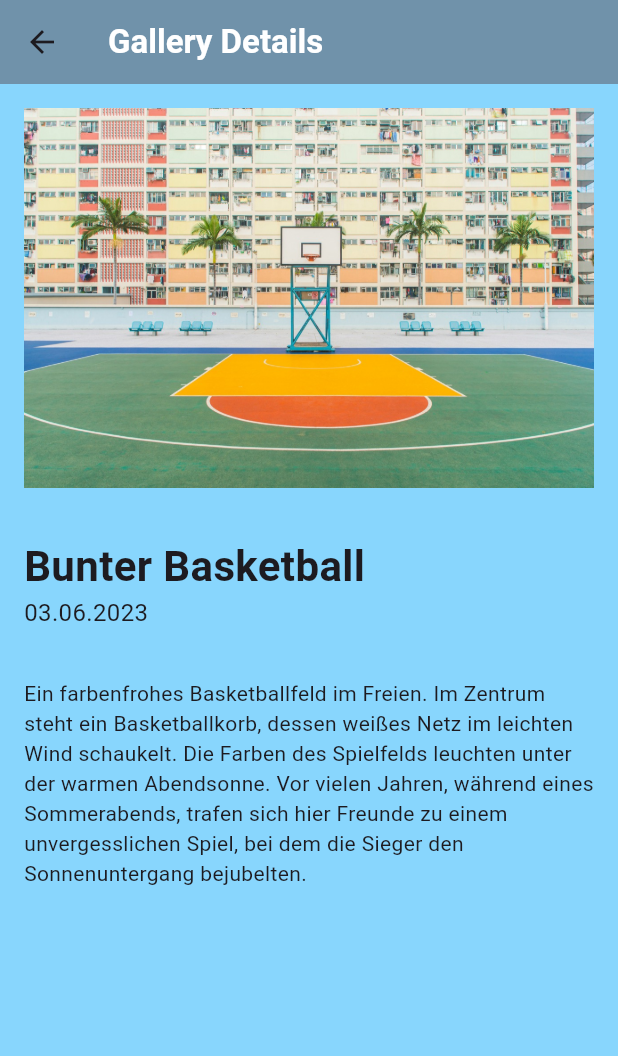
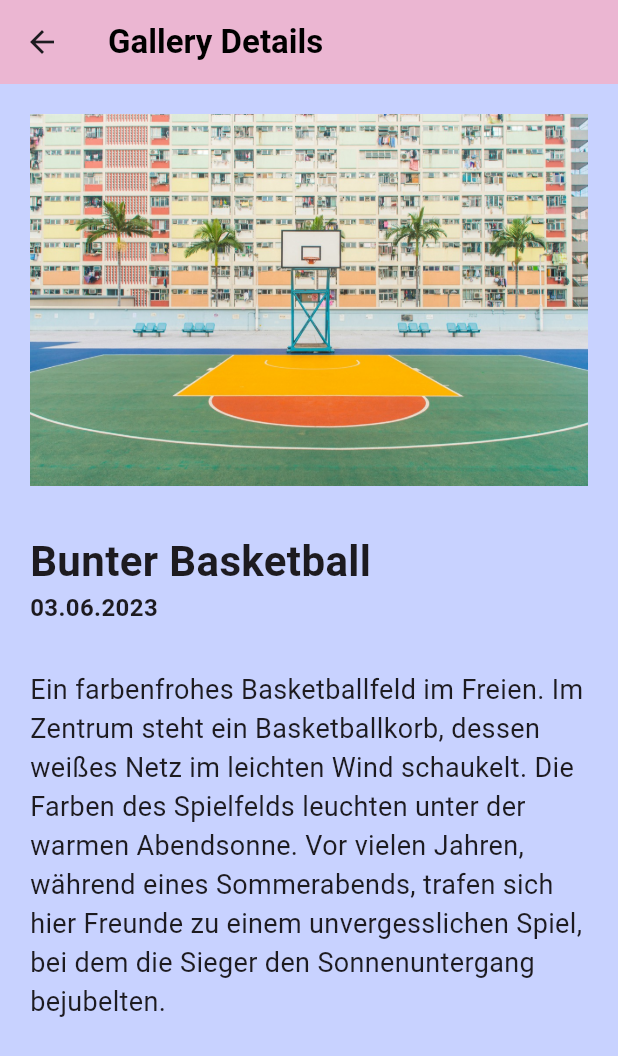
Before and after one commit to JuergenHollmann/project_13_picture_gallery_jh, a Flutter app: the screen it shows after launch, after a tap on "Bunter Basketball", on a phone screen of 412 x 824 dp. Shown: the top 1056 px of the screen. Run offline on Flutter 3.47's test engine with Material 3 defaults, Android fonts, the phone set to English and light mode, and no system bars.

Commit message:
changed different fontSizes

```diff
--- a/lib/features/gallery/screens/detail_page.dart
+++ b/lib/features/gallery/screens/detail_page.dart
@@ -3,48 +3,56 @@ import 'package:project_13_picture_gallery_jh/features/gallery/repository/galler
 
 class DetailPage extends StatelessWidget {
   final GalleryItem item;
-  const DetailPage({super.key, required GalleryItem galleryItem, required this.item});
+  const DetailPage(
+      {super.key, required GalleryItem galleryItem, required this.item});
 
-
-static const primeColor = Color.fromRGBO(200, 210, 255, 1); // hellblau
+  static const primeColor = Color.fromRGBO(200, 210, 255, 1); // hellblau
 
   @override
   Widget build(BuildContext context) {
     return Scaffold(
-      backgroundColor: const Color.fromARGB(255, 136, 214, 253),
+      backgroundColor: primeColor,
       appBar: AppBar(
-        backgroundColor: const Color.fromARGB(255, 112, 146, 170),
+        backgroundColor: const Color.fromARGB(
+            255, 235, 182, 210), //const Color.fromARGB(255, 235, 113, 178),
         title: const Text(
           "Gallery Details",
-          style: TextStyle(color: Colors.white, fontWeight: FontWeight.w600),
+          style: TextStyle(color: Colors.black, fontWeight: FontWeight.w600),
         ),
       ),
       body: Padding(
-        padding: const EdgeInsets.all(16.0),
+        padding: const EdgeInsets.all(20),
         child: SingleChildScrollView(
           child: Column(
             crossAxisAlignment: CrossAxisAlignment.start,
             children: [
               Image.asset(item.imagePath),
               const SizedBox(
-                height: 32,
+                height: 30,
               ),
               Text(
                 item.imageTitle,
-                style:
-                    const TextStyle(fontSize: 28, fontWeight: FontWeight.bold),
+                style: const TextStyle(
+                  fontSize: 28,
+                  fontWeight: FontWeight.bold,
+                ),
               ),
               Text(
                 item.imageDate,
-                style:
-                    const TextStyle(fontSize: 16, fontWeight: FontWeight.w400),
+                style: const TextStyle(
+                  fontSize: 16,
+                  fontWeight: FontWeight.bold,
+                ),
               ),
               const SizedBox(
-                height: 32,
+                height: 30,
               ),
-              Text(item.imageDescription),
+              Text(
+                item.imageDescription,
+                style: const TextStyle(fontSize: 18),
+              ),
               const SizedBox(
-                height: 64,
+                height: 60,
               ),
             ],
           ),
@@ -53,107 +61,3 @@ static const primeColor = Color.fromRGBO(200, 210, 255, 1); // hellblau
     );
   }
 }
-
-
-
-
-
-//   @override
-//   Widget build(BuildContext context) {
-//     return MaterialApp(
-//       debugShowCheckedModeBanner: false,
-//       home: Scaffold(
-//         // den gesamten Hintergrund einfärben:
-//         backgroundColor: primeColor,
-// // ----------------------------------------------------------------------------------------------
-// // AppBar
-// // ----------------------------------------------------------------------------------------------
-//         appBar: AppBar(
-//           title: const Text(
-//             'Details',
-//             style: TextStyle(
-//               color: Colors.white,
-//               fontWeight: FontWeight.bold,
-//             ),
-//           ),
-//           backgroundColor:
-//               const Color.fromARGB(255, 4, 85, 151), // dunkles Blau
-//           shadowColor: Colors.black, // Schattten unter der AppBar
-//           elevation: 10, // Höhe des Schattens unter der AppBar
-//         ),
-// // ----------------------------------------------------------------------------------------------
-//         body: const SafeArea(
-//           child: Center(
-//             child: Column(
-//               children: [
-//                 SizedBox(
-//                   height: 30,
-//                 ),
-//                 CircleAvatar(
-//                   backgroundImage: AssetImage("assets/images/kaya.jpeg"),
-//                   radius: 100,
-//                 ),
-//                 SizedBox(
-//                   height: 20,
-//                 ),
-//                 Text(
-//                   "Kaya Müller",
-//                   style: TextStyle(fontSize: 30),
-//                 ),
-//                 Text(
-//                   "Fotograf",
-//                   style: TextStyle(fontSize: 18, fontWeight: FontWeight.bold),
-//                 ),
-//                 SizedBox(
-//                   height: 20,
-//                 ),
-//                 Expanded(
-//                   child: SingleChildScrollView(
-//                     child: Padding(
-//                       padding: EdgeInsets.symmetric(horizontal: 24),
-//                       child: Text(
-//                         "Mein Name ist Kaya Müller, ein Fotograf im Alter von 32 Jahren, der die Welt durch die Linse entdeckt. Mit einem Hintergrund in der visuellen Kunst und jahrelanger Erfahrung in der Fotografie habe ich einen Blick für die Schönheit im Alltäglichen entwickelt. Meine Spezialität liegt in der Sport- und Naturfotografie, wo ich das Spiel von Licht und Schatten einfange, um emotionale und aussagekräftige Bilder zu schaffen.\n\nIch glaube daran, dass jeder Moment einzigartig ist und seine eigene Geschichte erzählt. In meinen Arbeiten strebe ich danach, diese Geschichten visuell zu interpretieren und sie durch kreative Kompositionen und Nuancen zum Leben zu erwecken. Meine fotografische Reise hat mich durch verschiedene Länder geführt, wo ich die Vielfalt der Kulturen und Landschaften festhalte, immer auf der Suche nach neuen Perspektiven und Herausforderungen.\n\nMein Anspruch ist es, mit meinen Bildern nicht nur zu dokumentieren, sondern auch zu inspirieren und zu berühren. Jeder Auftrag und jedes Projekt ist für mich eine Möglichkeit, meine Leidenschaft und mein Können zu zeigen und eine Verbindung zwischen dem Betrachter und dem Bild herzustellen.",
-//                         style: TextStyle(fontSize: 16),
-//                       ),
-//                     ),
-//                   ),
-//                 ),
-//               ],
-//             ),
-//           ),
-//         ),
-// // ----------------------------------------------------------------------------------------------
-// // Standard NavigationBar
-// // ----------------------------------------------------------------------------------------------
-// //         bottomNavigationBar: NavigationBar(
-// //           backgroundColor:
-// //               Colors.amber, //const Color.fromARGB(255, 4, 85, 151),
-// //           indicatorColor: Colors.blue,
-// //           //selectedIndex: 0,
-// //           onDestinationSelected: (int index) {
-// //             log("Button $index geklickt");
-// //             // currentIndex = index;
-// //             // setState(() {});
-// //           },
-// //           destinations: const [
-// //             NavigationDestination(
-// //               icon: Icon(Icons.image_rounded),
-// //               label: "Alle Bilder",
-// //               // enabled: true,
-// //             ),
-// //             NavigationDestination(
-// //               icon: Icon(Icons.stars_rounded),
-// //               label: "Favoriten",
-// //               //enabled: true,
-// //             ),
-// //             NavigationDestination(
-// //               icon: Icon(Icons.person),
-// //               label: "Über mich",
-// //             ),
-// //           ],
-// //         ),
-// // ----------------------------------------------------------------------------------------------
-//       ),
-//     );
-//   }
-// }
```
